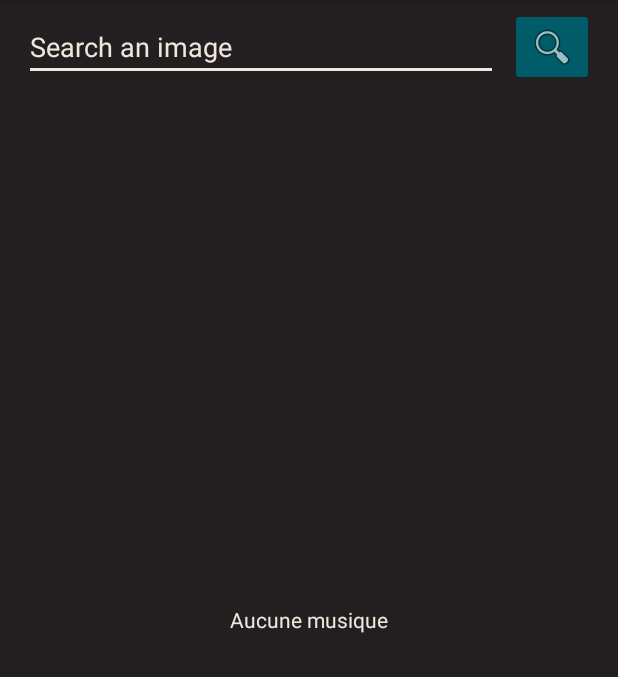
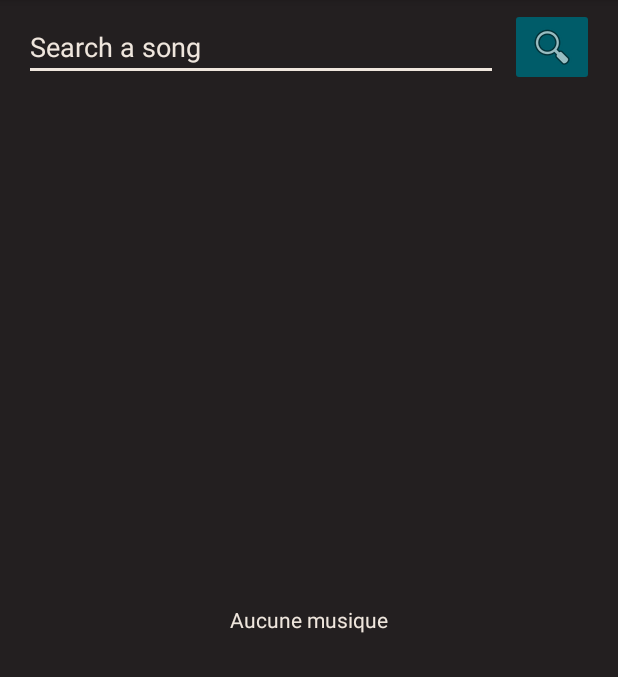
Before and after one commit to Axel-Pion-MDS/B3_Violent_Clock, an Android app: the MusicListActivity screen opened directly, with no data from a screen before it, after a tap on "Search a music on Spotify", on a phone screen of 412 x 824 dp, the part 84-761 px from its top. Run offline under Robolectric (Android 15) with nearby library versions, the light colour scheme and no system bars.

Commit message:
feat(spotify): get list of songs from search

```diff
--- a/app/src/main/java/com/raq/violentclock/MusicListActivity.kt
+++ b/app/src/main/java/com/raq/violentclock/MusicListActivity.kt
@@ -21,11 +21,13 @@ import retrofit2.converter.gson.GsonConverterFactory
 class MusicListActivity : AppCompatActivity() {
     private var listOfSongs = ArrayList<SpotifyData>()
     private lateinit var spotifyInterface: SpotifyInterface
+    private lateinit var activity: AppCompatActivity
 
     var userSong : String = "spotify:artist:7i3eGEz3HNFnPOCdc7mqoq"
 
     override fun onCreate(savedInstanceState: Bundle?) {
         super.onCreate(savedInstanceState)
+        activity = this
         setContentView(R.layout.musics_list)
         registerGlobalEvent()
     }
@@ -42,9 +44,8 @@ class MusicListActivity : AppCompatActivity() {
         var searchBtn : ImageButton = findViewById<ImageButton>(R.id.searchButton)
         var saveBtn : FloatingActionButton = findViewById<FloatingActionButton>(R.id.saveMusic)
         searchBtn.setOnClickListener {
-            var searchText : String = findViewById<EditText>(R.id.searchMusic).toString()
-            listOfSongs = searchSongs(searchText)
-            MusicService(this, listOfSongs)
+            var searchText : String =  findViewById<EditText>(R.id.searchMusic).text.toString()
+            searchSongs(searchText)
         }
         saveBtn.setOnClickListener {
             val intent : Intent = Intent(this, AddAlarmActivity::class.java)
@@ -64,13 +65,16 @@ class MusicListActivity : AppCompatActivity() {
             val call = spotifyInterface.findSongByName(search = searchValue)
             call.enqueue(object: Callback<Tracks> {
                 override fun onResponse(call: Call<Tracks>, response: Response<Tracks>) {
+                    Log.d("MusicListActivity", response.toString())
+
                     response.body()?.tracks?.let { responseListOfTracks ->
-                        Log.d("MusicListActivity", responseListOfTracks.toString())
-                        // TODO @Axel
-                        // Push all array of SpotifyData type in listOfSongs
-                        // If all works well, check front and you have a list of 20 songs
-                        // I hope
+                        listOfSongs.clear()
+                        for (data in responseListOfTracks.items) {
+                            Log.d("MusicListActivity", data.album.toString())
+                            listOfSongs.add(data.album)
+                        }
                     }
+                    MusicService(activity, listOfSongs)
                 }
                 override fun onFailure(call: Call<Tracks>, throwable: Throwable) {
                     Log.e("MusicListActivity", throwable.message.toString())
--- a/app/src/main/java/com/raq/violentclock/adaptater/MusicAdaptater.kt
+++ b/app/src/main/java/com/raq/violentclock/adaptater/MusicAdaptater.kt
@@ -18,7 +18,7 @@ class MusicAdaptater (private val context: Activity, private val musics: List<Sp
     @RequiresApi(Build.VERSION_CODES.O)
     override fun getView(position: Int, view: View?, parent: ViewGroup): View {
         val inflater = context.layoutInflater
-        val rowView = inflater.inflate(R.layout.listview_item_alarm, null, true)
+        val rowView = inflater.inflate(R.layout.listview_item_music, null, true)
 
         val musicName : TextView = rowView.findViewById(R.id.musicName)
         val musicArtist : TextView = rowView.findViewById(R.id.musicArtist)
--- a/app/src/main/java/com/raq/violentclock/interface/SpotifyInterface.kt
+++ b/app/src/main/java/com/raq/violentclock/interface/SpotifyInterface.kt
@@ -6,7 +6,7 @@ import com.raq.violentclock.data.Tracks
 import retrofit2.Call
 import retrofit2.http.*
 
-private const val TOKEN = "Bearer BQC4_b77tWDlNAkwuRYiLmFpuCnync3z2y-2pMum_0e8Hv4vdOj6uKcpK9loaU1tQDczYORRQUQqm70TGX7k78Bxz_9Ort4nWgM-t6c7V-1tC9q_oYsj6ONltQgI6cyvlDrOexPH3AZUeSKxwJI"
+private const val TOKEN = "Bearer BQBI77wZKM_hxQVESzDdojKrRSjuUAF3j-1aLVH26_EetHZ06qFMboJ3GLUkSGqzblTPQXFgPkwg67uRauBnCkBM4PgwABSMQZUUmn-4gMhA8R_yfpi8j7fCXHYSTlV9bJBUH3IbyJhMdsNAOjNqPsFv9jMsy40Sqwo"
 private const val SEARCH_TYPE = "track"
 private const val RESULTS_LIMIT = 20
 
--- a/app/src/main/res/layout/listview_item_music.xml
+++ b/app/src/main/res/layout/listview_item_music.xml
@@ -29,7 +29,8 @@
                 android:layout_width="50dp"
                 android:layout_height="50dp"
                 android:layout_weight="1"
-                tools:srcCompat="@tools:sample/avatars" />
+                app:srcCompat="@drawable/hex_by_nastya_lehn_dd441g0"
+                tools:srcCompat="@drawable/hex_by_nastya_lehn_dd441g0" />
         </RelativeLayout>
 
         <LinearLayout
--- a/app/src/main/res/layout/musics_list.xml
+++ b/app/src/main/res/layout/musics_list.xml
@@ -39,7 +39,7 @@
                 android:backgroundTint="@color/grey"
                 android:contentDescription="Search bar"
                 android:ems="10"
-                android:hint="Search an image"
+                android:hint="Search a song"
                 android:inputType="textPersonName"
                 android:textColor="@color/grey"
                 android:textColorHint="@color/grey"
```
Also changed, not shown: app/src/main/java/com/raq/violentclock/service/MusicService.kt (+7 -1 lines), app/src/main/res/drawable/hex_by_nastya_lehn_dd441g0.jpg (added).
